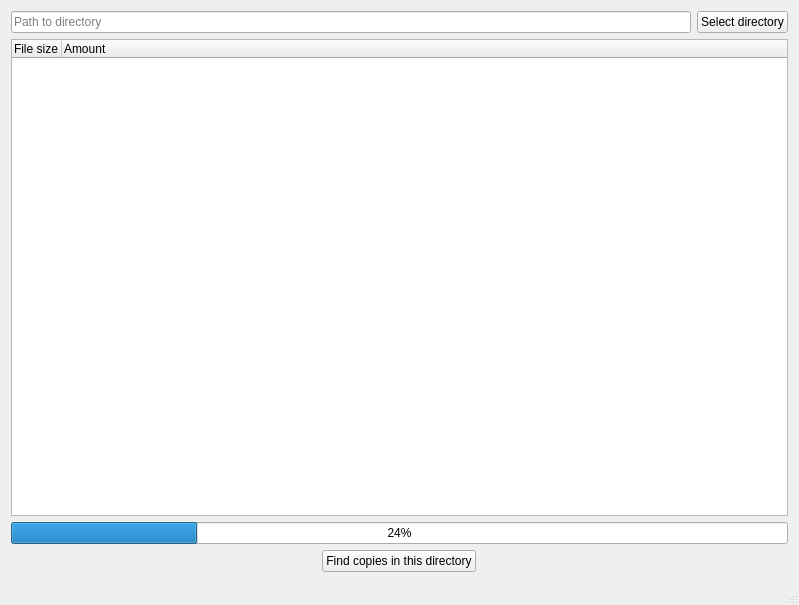
Old version of the form mainwindow.ui in the repository hazzus/copy-finder.
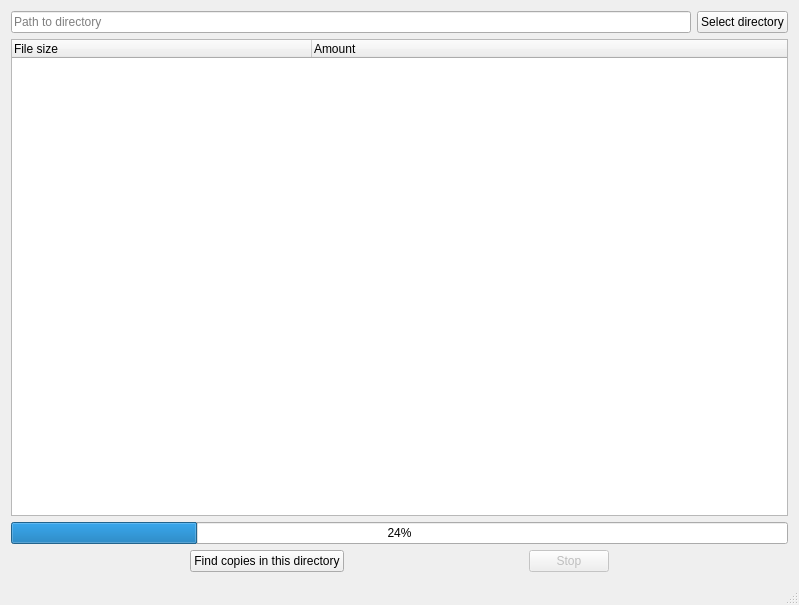
New version of the form.

The edit to the form file:
```diff
--- a/mainwindow.ui
+++ b/mainwindow.ui
@@ -38,11 +38,23 @@
         <verstretch>0</verstretch>
        </sizepolicy>
       </property>
+      <attribute name="headerVisible">
+       <bool>true</bool>
+      </attribute>
+      <attribute name="headerCascadingSectionResizes">
+       <bool>false</bool>
+      </attribute>
       <attribute name="headerDefaultSectionSize">
-       <number>50</number>
+       <number>300</number>
+      </attribute>
+      <attribute name="headerHighlightSections">
+       <bool>false</bool>
       </attribute>
       <attribute name="headerMinimumSectionSize">
-       <number>50</number>
+       <number>20</number>
+      </attribute>
+      <attribute name="headerStretchLastSection">
+       <bool>true</bool>
       </attribute>
       <column>
        <property name="text">
@@ -98,6 +110,22 @@
         </property>
        </widget>
       </item>
+      <item>
+       <widget class="QPushButton" name="stopButton">
+        <property name="enabled">
+         <bool>false</bool>
+        </property>
+        <property name="sizePolicy">
+         <sizepolicy hsizetype="Fixed" vsizetype="Fixed">
+          <horstretch>0</horstretch>
+          <verstretch>0</verstretch>
+         </sizepolicy>
+        </property>
+        <property name="text">
+         <string>Stop</string>
+        </property>
+       </widget>
+      </item>
      </layout>
     </item>
    </layout>
```
Left out of the diff: 2 changed lines with no effect on the pictures.
